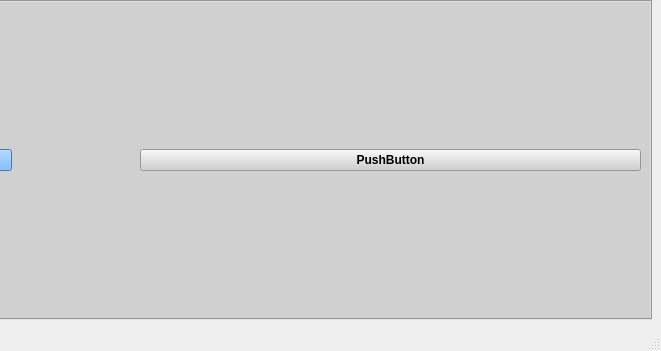
Before: the Qt Designer form munientry/views/ui/MainWindow.ui in HunterProgram22/MuniEntry, drawn with Qt 5; both pictures show x 509 to 1170 and y 555 to 906 of the 1170 by 906 pixel window.
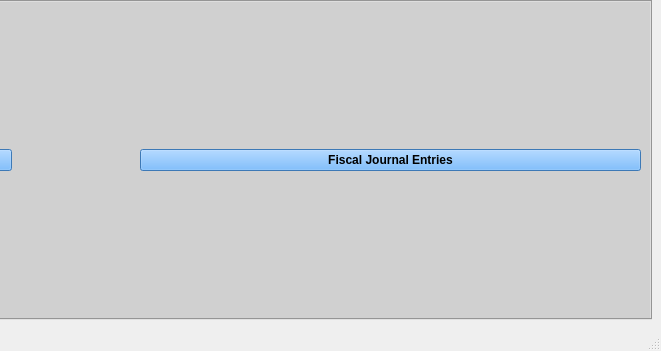
After: the same form once the commit is applied. The open tabs and pages were chosen to show the change. Custom widgets are drawn as their Qt base class.

Commit message: Created fiscal entries button.

The edit to the form file:
```diff
--- a/munientry/views/ui/MainWindow.ui
+++ b/munientry/views/ui/MainWindow.ui
@@ -896,9 +896,12 @@
              </widget>
             </item>
             <item row="0" column="1">
-             <widget class="QPushButton" name="pushButton">
+             <widget class="QPushButton" name="fiscal_entriesButton">
+              <property name="styleSheet">
+               <string notr="true">background-color: rgb(85, 170, 255);</string>
+              </property>
               <property name="text">
-               <string>PushButton</string>
+               <string>Fiscal Journal Entries</string>
               </property>
              </widget>
             </item>
```
Left out of the diff: 2 changed lines with no effect on the pictures. The commit also changes 1 other file.
